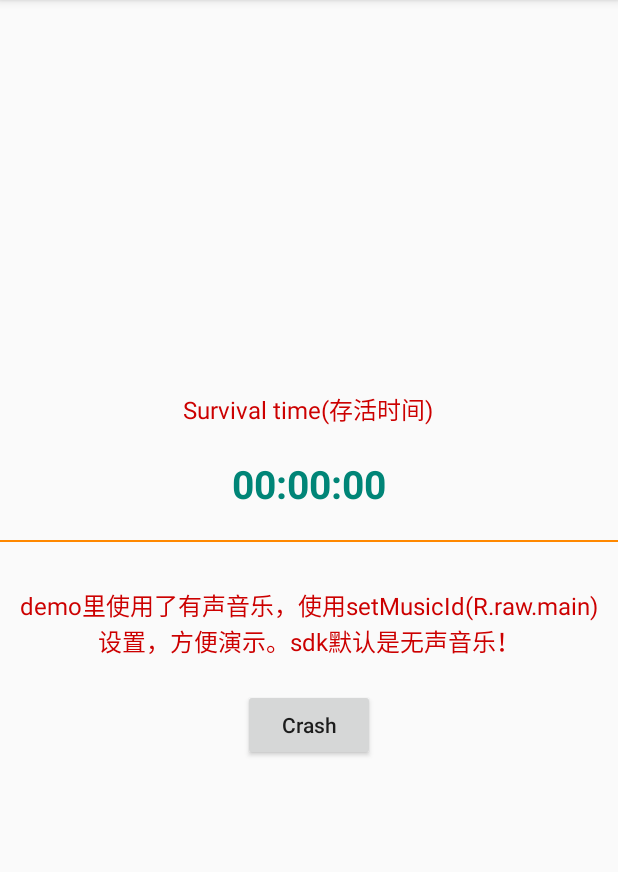
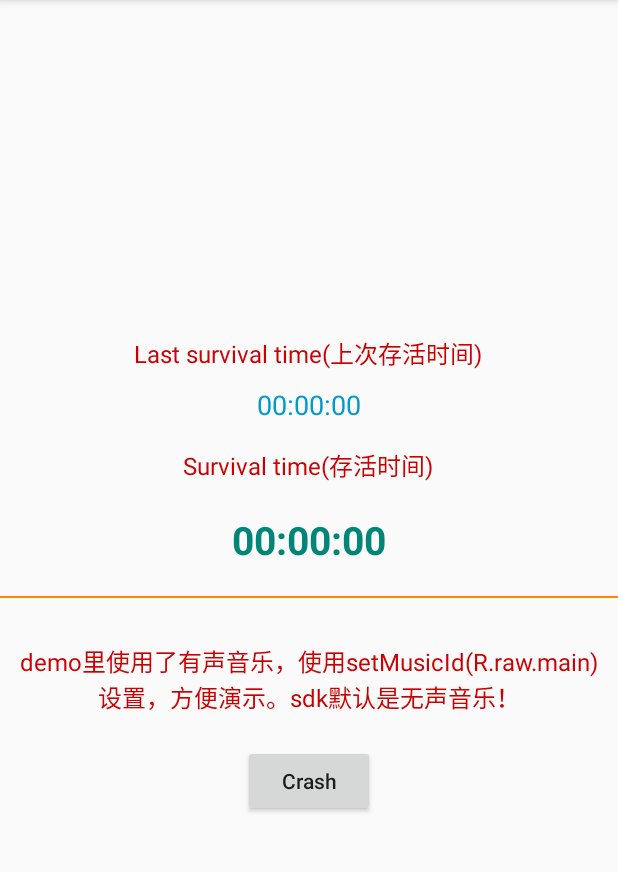
Before and after one commit to gyf-dev/Cactus, an Android app: the screen it shows after launch (MainActivity), on a phone screen of 412 x 824 dp, the part 84-956 px from its top. Run offline under Robolectric (Android 15) with nearby library versions, the light colour scheme and no system bars; our stand-ins replace RxJava.

Commit message:
更新demo

```diff
--- a/cactus-sample/src/main/java/com/gyf/cactus/sample/App.kt
+++ b/cactus-sample/src/main/java/com/gyf/cactus/sample/App.kt
@@ -29,6 +29,7 @@ class App : Application(), CactusCallback {
         @SuppressLint("StaticFieldLeak")
         lateinit var context: Context
         val mTimer = MutableLiveData<String>()
+        val mLastTimer = MutableLiveData<String>()
     }
 
     override fun onCreate() {
@@ -56,13 +57,15 @@ class App : Application(), CactusCallback {
 
     @SuppressLint("CheckResult")
     override fun doWork(times: Int) {
-        var oldTimer = Save.timer
-        if (times == 1) {
-            oldTimer = 0L
-        }
         Log.d(TAG, "doWork:$times")
         val dateFormat = SimpleDateFormat("HH:mm:ss", Locale.getDefault())
         dateFormat.timeZone = TimeZone.getTimeZone("GMT+00:00")
+        var oldTimer = Save.timer
+        if (times == 1) {
+            Save.lastTimer = oldTimer
+            oldTimer = 0L
+        }
+        mLastTimer.postValue(dateFormat.format(Date(Save.lastTimer * 1000)))
         Observable.interval(1, TimeUnit.SECONDS)
             .map {
                 oldTimer + it
--- a/cactus-sample/src/main/java/com/gyf/cactus/sample/MainActivity.kt
+++ b/cactus-sample/src/main/java/com/gyf/cactus/sample/MainActivity.kt
@@ -24,5 +24,8 @@ class MainActivity : AppCompatActivity() {
         App.mTimer.observe(this, Observer<String> {
             tvTimer.text = it
         })
+        App.mLastTimer.observe(this, Observer<String> {
+            tvLastTimer.text = it
+        })
     }
 }
--- a/cactus-sample/src/main/java/com/gyf/cactus/sample/Save.kt
+++ b/cactus-sample/src/main/java/com/gyf/cactus/sample/Save.kt
@@ -9,4 +9,5 @@ import android.annotation.SuppressLint
 @SuppressLint("StaticFieldLeak")
 object Save {
     var timer by preference(0L)
+    var lastTimer by preference(0L)
 }
--- a/cactus-sample/src/main/res/layout/activity_main.xml
+++ b/cactus-sample/src/main/res/layout/activity_main.xml
@@ -10,6 +10,25 @@
         android:layout_height="match_parent"
         android:gravity="center"
         android:orientation="vertical">
+
+        <TextView
+            android:layout_width="wrap_content"
+            android:layout_height="wrap_content"
+            android:text="Last survival time(上次存活时间)"
+            android:textColor="@android:color/holo_red_dark"
+            android:textSize="16sp"
+            tools:ignore="HardcodedText" />
+
+        <TextView
+            android:id="@+id/tvLastTimer"
+            android:layout_width="wrap_content"
+            android:layout_height="wrap_content"
+            android:layout_marginTop="10dp"
+            android:layout_marginBottom="16dp"
+            android:text="00:00:00"
+            android:textColor="@android:color/holo_blue_dark"
+            android:textSize="18sp"
+            tools:ignore="HardcodedText" />
 
         <TextView
             android:layout_width="wrap_content"
```
